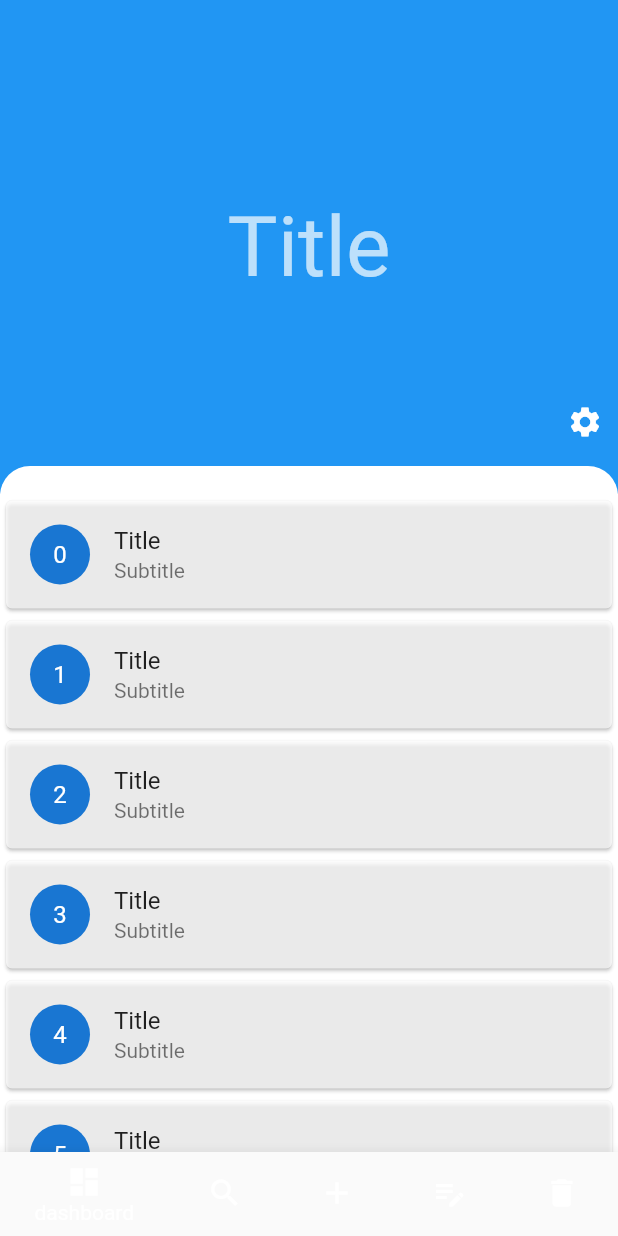
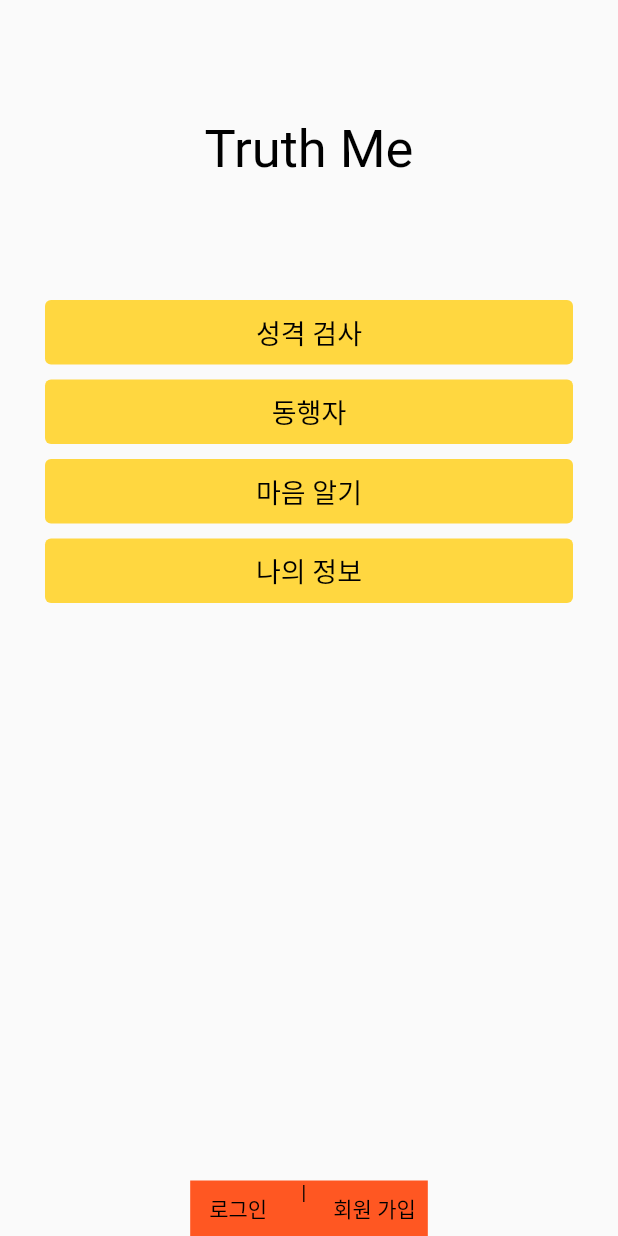
Before and after one commit to byunghyun/flutter-truth-me, a Flutter app: the screen it shows after launch, on a phone screen of 412 x 824 dp. Run offline on Flutter 3.47's test engine with Material 2 defaults, Android fonts, the phone set to English and light mode, and no system bars; drawn by our look-alikes of draggable_home.

Commit message:
feature: 초기 페이지 레이아웃 작업 진행 중

```diff
--- a/lib/bottom_navigation_bar.dart
+++ /dev/null
@@ -1,31 +0,0 @@
-import 'package:flutter/material.dart';
-
-class BottomNavi extends StatefulWidget {
-  final int currentIndex;
-  final void Function(int newIndex) onTap;
-
-  const BottomNavi({Key? key, required this.currentIndex, required this.onTap})
-      : super(key: key);
-
-  @override
-  State<BottomNavi> createState() => _BottomNaviState();
-}
-
-class _BottomNaviState extends State<BottomNavi> {
-  @override
-  Widget build(BuildContext context) {
-    return BottomNavigationBar(
-      backgroundColor: Colors.blue,
-      items: const [
-        BottomNavigationBarItem(
-            icon: Icon(Icons.dashboard), label: 'dashboard'),
-        BottomNavigationBarItem(icon: Icon(Icons.search), label: 'search'),
-        BottomNavigationBarItem(icon: Icon(Icons.add), label: 'add'),
-        BottomNavigationBarItem(icon: Icon(Icons.edit_note), label: 'modify'),
-        BottomNavigationBarItem(icon: Icon(Icons.delete), label: 'delete'),
-      ],
-      currentIndex: widget.currentIndex,
-      onTap: (newIndex) => widget.onTap(newIndex),
-    );
-  }
-}
--- a/lib/camera_preview.dart
+++ /dev/null
@@ -1,11 +0,0 @@
-// TODO Implement this library.
-import 'package:flutter/material.dart';
-
-class CameraPreview extends StatelessWidget {
-  const CameraPreview({super.key});
-
-  @override
-  Widget build(BuildContext context) {
-    return const Placeholder();
-  }
-}
--- a/lib/home_page.dart
+++ /dev/null
@@ -1,109 +0,0 @@
-import 'package:draggable_home/draggable_home.dart';
-import 'package:flutter/material.dart';
-
-import 'bottom_navigation_bar.dart';
-
-class HomePage extends StatefulWidget {
-  const HomePage({super.key});
-
-  @override
-  State<HomePage> createState() => _HomePageState();
-}
-
-class _HomePageState extends State<HomePage> {
-  late int index;
-
-  @override
-  void initState() {
-    super.initState();
-    index = 0;
-  }
-
-  // onTap 이벤트 핸들러
-  void handleTap(int newIndex) {
-    setState(() {
-      print(newIndex);
-      index = newIndex;
-    });
-  }
-
-  @override
-  Widget build(BuildContext context) {
-    return DraggableHome(
-      leading: const Icon(Icons.arrow_back_ios),
-      title: const Text("Draggable Home"),
-      actions: [
-        IconButton(onPressed: () {}, icon: const Icon(Icons.settings)),
-      ],
-      headerWidget: headerWidget(context),
-      headerBottomBar: headerBottomBarWidget(),
-      body: [
-        listView(),
-      ],
-      stretchTriggerOffset: 400,
-      headerExpandedHeight: 0.4,
-      bottomNavigationBar: BottomNavigationBar(
-        backgroundColor: Colors.indigo,
-        items: const [
-          BottomNavigationBarItem(
-              icon: Icon(Icons.dashboard), label: 'dashboard'),
-          BottomNavigationBarItem(icon: Icon(Icons.search), label: 'search'),
-          BottomNavigationBarItem(icon: Icon(Icons.add), label: 'add'),
-          BottomNavigationBarItem(icon: Icon(Icons.edit_note), label: 'modify'),
-          BottomNavigationBarItem(icon: Icon(Icons.delete), label: 'delete'),
-        ],
-      ),
-      fullyStretchable: false,
-      // expandedBody: const CameraPreview(),
-      backgroundColor: Colors.white,
-      appBarColor: Colors.teal,
-    );
-  }
-  Row headerBottomBarWidget() {
-    return const Row(
-      mainAxisSize: MainAxisSize.max,
-      mainAxisAlignment: MainAxisAlignment.end,
-      crossAxisAlignment: CrossAxisAlignment.center,
-      children: [
-        Icon(
-          Icons.settings,
-          color: Colors.white,
-        ),
-      ],
-    );
-  }
-
-  Widget headerWidget(BuildContext context) {
-    return Container(
-      color: Colors.blue,
-      child: Center(
-        child: Text(
-          "Title",
-          style: Theme.of(context)
-              .textTheme
-              .displayMedium!
-              .copyWith(color: Colors.white70),
-        ),
-      ),
-    );
-  }
-
-  ListView listView() {
-    return ListView.builder(
-      padding: const EdgeInsets.only(top: 0),
-      physics: const NeverScrollableScrollPhysics(),
-      itemCount: 20,
-      shrinkWrap: true,
-      itemBuilder: (context, index) => Card(
-        color: Colors.white70,
-        child: ListTile(
-          leading: CircleAvatar(
-            child: Text("$index"),
-          ),
-          title: const Text("Title"),
-          subtitle: const Text("Subtitle"),
-        ),
-      ),
-    );
-  }
-}
--- a/lib/main.dart
+++ b/lib/main.dart
@@ -1,14 +1,178 @@
 import 'package:flutter/material.dart';
-import 'home_page.dart';
 
-void main() => runApp(const MyApp());
+void main() {
+  runApp(const MaterialApp(
+      home: Scaffold(
+    body: BodyContent(),
+  )));
+}
 
-class MyApp extends StatelessWidget {
-  const MyApp({Key? key}) : super(key: key);
+class BodyContent extends StatelessWidget {
+  const BodyContent({super.key});
 
   @override
-  Widget build(BuildContext context) => const MaterialApp(
-    title: "Draggable Home",
-    home: HomePage(),
-  );
+  Widget build(BuildContext context) {
+    return SafeArea(
+      child: Column(
+        children: [
+          const SizedBox(
+            height: 200,
+            child: Center(
+              child: Text(
+                'Truth Me',
+                style: TextStyle(
+                  fontSize: 35,
+                  color: Colors.black,
+                ),
+              ),
+            ),
+          ),
+          Expanded(
+            child: SingleChildScrollView(
+              child: Wrap(
+                direction: Axis.horizontal,
+                runSpacing: 10,
+                children: [
+                  Container(
+                    width: double.infinity,
+                    margin: const EdgeInsets.symmetric(horizontal: 30),
+                    child: TextButton(
+                      style: TextButton.styleFrom(
+                        tapTargetSize: MaterialTapTargetSize.shrinkWrap,
+                        foregroundColor: Colors.white,
+                        backgroundColor: Colors.amberAccent,
+                      ),
+                      child: const Text(
+                        '성격 검사',
+                        style: TextStyle(
+                          color: Colors.black,
+                          fontSize: 18,
+                        ),
+                      ),
+                      onPressed: () {
+                        // 버튼 클릭 시 실행될 동작
+                      },
+                    ),
+                  ),
+                  Container(
+                    width: double.infinity,
+                    margin: const EdgeInsets.symmetric(horizontal: 30),
+                    child: TextButton(
+                      style: TextButton.styleFrom(
+                        tapTargetSize: MaterialTapTargetSize.shrinkWrap,
+                        foregroundColor: Colors.white,
+                        backgroundColor: Colors.amberAccent,
+                      ),
+                      child: const Text(
+                        '동행자',
+                        style: TextStyle(
+                          color: Colors.black,
+                          fontSize: 18,
+                        ),
+                      ),
+                      onPressed: () {
+                        // 버튼 클릭 시 실행될 동작
+                      },
+                    ),
+                  ),
+                  Container(
+                    width: double.infinity,
+                    margin: const EdgeInsets.symmetric(horizontal: 30),
+                    child: TextButton(
+                      style: TextButton.styleFrom(
+                        tapTargetSize: MaterialTapTargetSize.shrinkWrap,
+                        foregroundColor: Colors.white,
+                        backgroundColor: Colors.amberAccent,
+                      ),
+                      child: const Text(
+                        '마음 알기',
+                        style: TextStyle(
+                          color: Colors.black,
+                          fontSize: 18,
+                        ),
+                      ),
+                      onPressed: () {
+                        // 버튼 클릭 시 실행될 동작
+                      },
+                    ),
+                  ),
+                  Container(
+                    width: double.infinity,
+                    margin: const EdgeInsets.symmetric(horizontal: 30),
+                    child: TextButton(
+                      style: TextButton.styleFrom(
+                        tapTargetSize: MaterialTapTargetSize.shrinkWrap,
+                        foregroundColor: Colors.white,
+                        backgroundColor: Colors.amberAccent,
+                      ),
+                      child: const Text(
+                        '나의 정보',
+                        style: TextStyle(
+                          color: Colors.black,
+                          fontSize: 18,
+                        ),
+                      ),
+                      onPressed: () {
+                        // 버튼 클릭 시 실행될 동작
+                      },
+                    ),
+                  ),
+                ],
+              ),
+            ),
+          ),
+          Container(
+            color: Colors.deepOrange,
+            child: Wrap(
+              alignment: WrapAlignment.center,
+              direction: Axis.horizontal,
+              spacing: 10,
+              children: [
+                TextButton(
+                  style: TextButton.styleFrom(
+                    tapTargetSize: MaterialTapTargetSize.shrinkWrap,
+                    foregroundColor: Colors.amberAccent,
+                  ),
+                  child: const Text(
+                    '로그인',
+                    style: TextStyle(
+                      color: Colors.black,
+                      fontSize: 14,
+                    ),
+                  ),
+                  onPressed: () {
+                    // 버튼 클릭 시 실행될 동작
+                  },
+                ),
+                const Text(
+                  '|',
+                  textAlign: TextAlign.center,
+                  style: TextStyle(
+                    color: Colors.black,
+                    fontSize: 14,
+                  ),
+                ),
+                TextButton(
+                  style: TextButton.styleFrom(
+                    tapTargetSize: MaterialTapTargetSize.shrinkWrap,
+                    foregroundColor: Colors.amberAccent,
+                  ),
+                  child: const Text(
+                    '회원 가입',
+                    style: TextStyle(
+                      color: Colors.black,
+                      fontSize: 14,
+                    ),
+                  ),
+                  onPressed: () {
+                    // 버튼 클릭 시 실행될 동작
+                  },
+                ),
+              ],
+            ),
+          ),
+        ],
+      ),
+    );
+  }
 }
```
